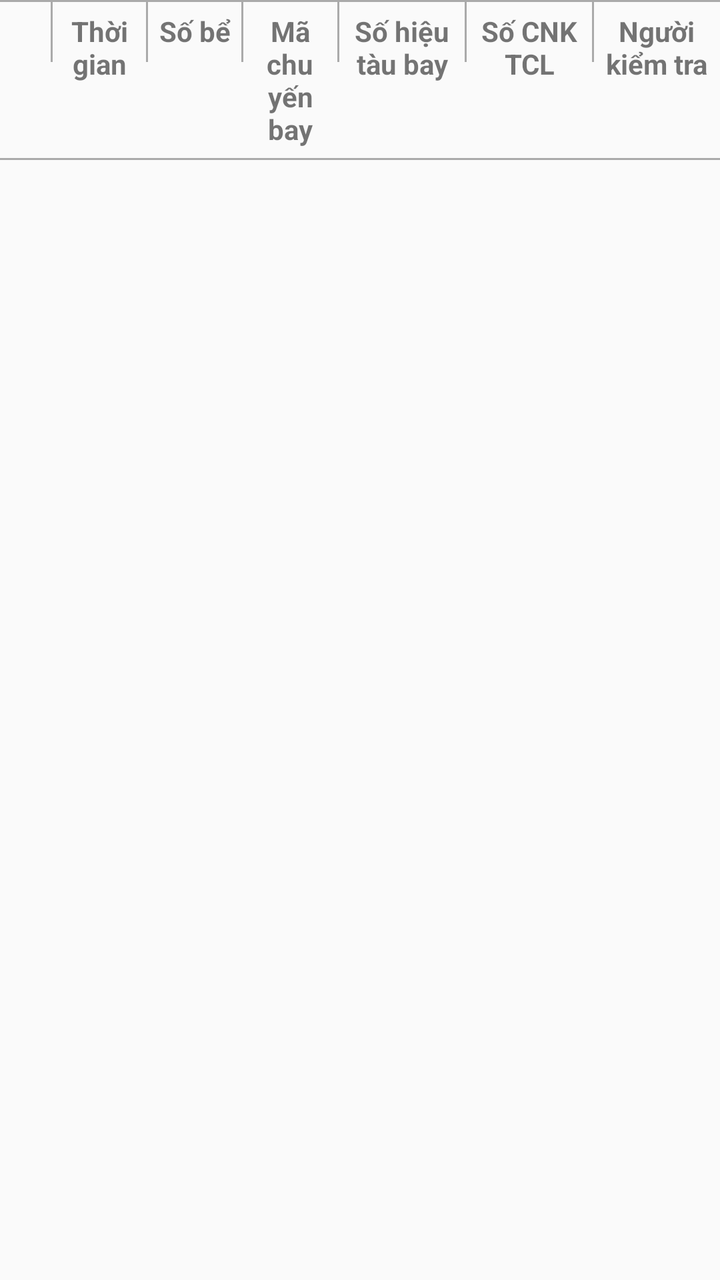
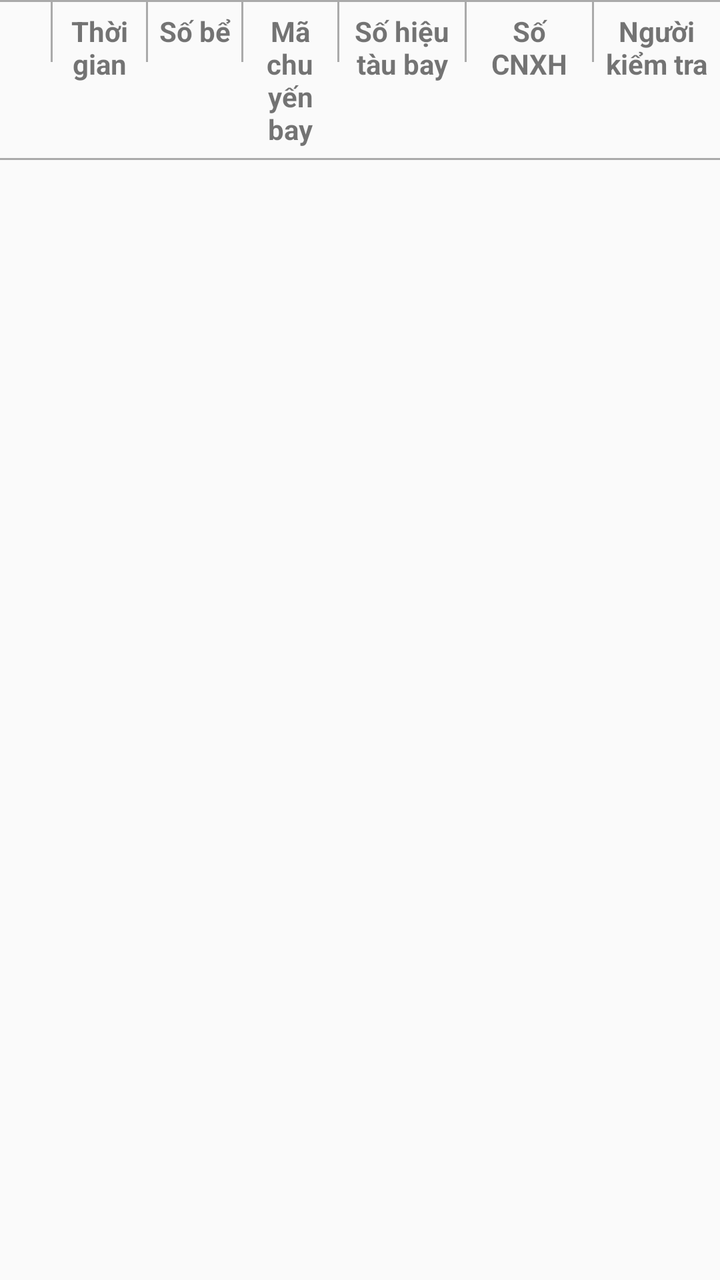

Screens rendered from an Android XML layout before and after an edit, with the pre-edit source and the edit as a unified diff.
<!-- AndroidManifest.xml: application theme AppTheme.NoActionBar -->
<!-- res/layout/b2505_header.xml -->
<?xml version="1.0" encoding="utf-8"?>
<layout xmlns:android="http://schemas.android.com/apk/res/android">

    <LinearLayout
        android:layout_width="match_parent"
        android:layout_height="wrap_content"
        android:orientation="vertical">

        <View
            android:layout_width="match_parent"
            android:layout_height="1dp"
            android:background="@android:color/darker_gray" />

        <LinearLayout
            android:layout_width="match_parent"
            android:layout_height="wrap_content"
            android:orientation="horizontal"
            android:paddingLeft="10dp">
            <TextView
                android:layout_width="0dp"
                android:layout_height="wrap_content"
                android:layout_weight=".05"></TextView>

            <View
                android:layout_width="1dp"
                android:layout_height="30dp"
                android:background="@android:color/darker_gray" />

            <TextView
                android:layout_width="0dp"
                android:layout_height="wrap_content"
                android:layout_weight=".15"
                android:gravity="center"
                android:padding="5dp"
                android:text="@string/time"
                android:textStyle="bold"></TextView>

            <View
                android:layout_width="1dp"
                android:layout_height="30dp"
                android:background="@android:color/darker_gray" />

            <TextView
                android:layout_width="0dp"
                android:layout_height="wrap_content"
                android:layout_weight=".15"
                android:gravity="center"
                android:padding="5dp"
                android:text="@string/tank_no"
                android:textStyle="bold"></TextView>


            <View
                android:layout_width="1dp"
                android:layout_height="30dp"
                android:background="@android:color/darker_gray" />


            <TextView
                android:layout_width="0dp"
                android:layout_height="wrap_content"
                android:layout_weight=".15"
                android:gravity="center"
                android:padding="5dp"
                android:text="@string/flight_code"
                android:textStyle="bold"></TextView>

            <View
                android:layout_width="1dp"
                android:layout_height="30dp"
                android:background="@android:color/darker_gray" />

            <TextView
                android:layout_width="0dp"
                android:layout_height="wrap_content"
                android:layout_weight=".2"
                android:gravity="center"
                android:padding="5dp"
                android:text="@string/aircraft_code"
                android:textStyle="bold"></TextView>
            <View
                android:layout_width="1dp"
                android:layout_height="30dp"
                android:background="@android:color/darker_gray" />

            <TextView
                android:layout_width="0dp"
                android:layout_height="wrap_content"
                android:layout_weight=".2"
                android:gravity="center"
                android:padding="5dp"
                android:text="@string/rtc_no"
                android:textStyle="bold"></TextView>
            <View
                android:layout_width="1dp"
                android:layout_height="30dp"
                android:background="@android:color/darker_gray" />

            <TextView
                android:layout_width="0dp"
                android:layout_height="wrap_content"
                android:layout_weight=".2"
                android:gravity="center"
                android:padding="5dp"
                android:text="@string/bm2502_checker"
                android:textStyle="bold" />

        </LinearLayout>

        <View
            android:layout_width="match_parent"
            android:layout_height="1dp"
            android:background="@android:color/darker_gray" />
    </LinearLayout>
</layout>
<!-- resources referenced by this layout -->
<resources>
  <string name="aircraft_code">Số hiệu tàu bay</string>
  <string name="bm2502_checker">Người kiểm tra</string>
  <string name="flight_code">Mã chuyến bay</string>
  <string name="rtc_no">Số CNKTCL</string>
  <string name="tank_no">Số bể</string>
  <string name="time">Thời gian</string>
  <style name="AppTheme.NoActionBar">
          <item name="windowActionBar">false</item>
          <item name="windowNoTitle">true</item>
      </style>
</resources>

<!-- the commit's change to res/layout/b2505_header.xml (unified diff, before → after) -->
@@ -89,7 +89,7 @@
                 android:layout_weight=".2"
                 android:gravity="center"
                 android:padding="5dp"
-                android:text="@string/rtc_no"
+                android:text="@string/Cert_no"
                 android:textStyle="bold"></TextView>
             <View
                 android:layout_width="1dp"
<!-- resource entries referenced after the edit -->
@@ -1,9 +1,9 @@
 <!-- resources referenced by this layout -->
 <resources>
+  <string name="Cert_no">Số CNXH</string>
   <string name="aircraft_code">Số hiệu tàu bay</string>
   <string name="bm2502_checker">Người kiểm tra</string>
   <string name="flight_code">Mã chuyến bay</string>
-  <string name="rtc_no">Số CNKTCL</string>
   <string name="tank_no">Số bể</string>
   <string name="time">Thời gian</string>
   <style name="AppTheme.NoActionBar">
